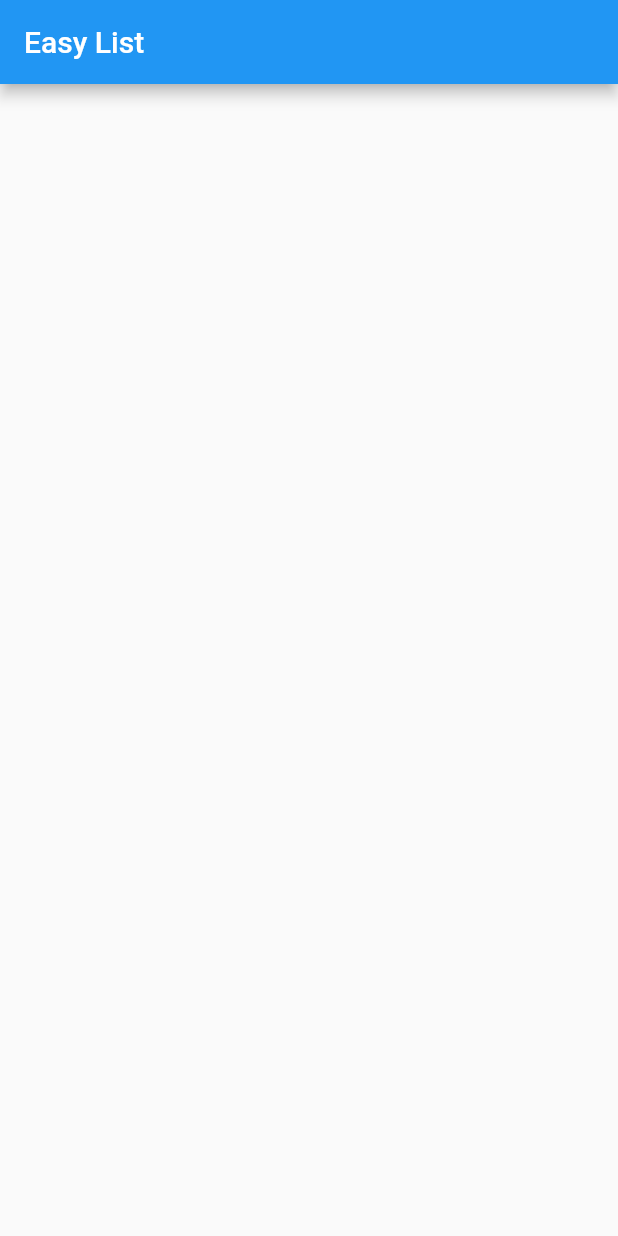
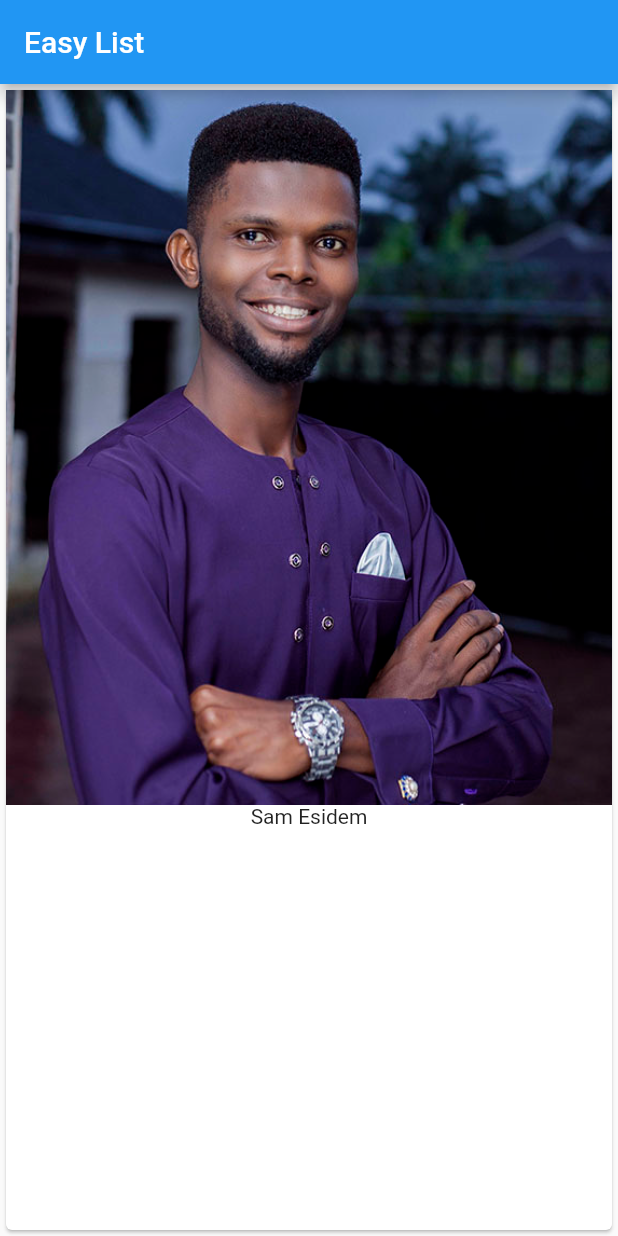
Before and after one commit to ESIDEM/flutter_course, a Flutter app: the screen it shows after launch, on a phone screen of 412 x 824 dp. Run offline on Flutter 3.47's test engine with Material 2 defaults, Android fonts, the phone set to English and light mode, and no system bars.

Commit message:
Displayed an image and a text on the screen

```diff
--- a/lib/main.dart
+++ b/lib/main.dart
@@ -1,16 +1,21 @@
 import 'package:flutter/material.dart';
 
-main(){
-
-  runApp(MyApp());
-}
-
-class MyApp extends StatelessWidget{
-
-  build(context){
-
-    return MaterialApp(home: Scaffold(appBar: AppBar(title: Text("Easy List"),),),);
-  }
+ void main() => runApp(MyApp());
 
 
+class MyApp extends StatelessWidget {
+
+  @override
+  Widget build(BuildContext context) {
+    return MaterialApp(
+      home: Scaffold(
+        appBar: AppBar(
+          title: Text("Easy List"),
+        ),
+        body: Card(child: Column(children: <Widget>[
+          Image.asset('assets/sam.jpg'), Text("Sam Esidem")
+        ],),),
+      ),
+    );
+  }
 }
--- a/pubspec.yaml
+++ b/pubspec.yaml
@@ -41,8 +41,8 @@ flutter:
   uses-material-design: true
 
   # To add assets to your application, add an assets section, like this:
-  # assets:
-  #  - images/a_dot_burr.jpeg
+  assets:
+    - assets/sam.jpg
   #  - images/a_dot_ham.jpeg
 
   # An image asset can refer to one or more resolution-specific "variants", see
```
Also changed, not shown: assets/sam.jpg (added).
